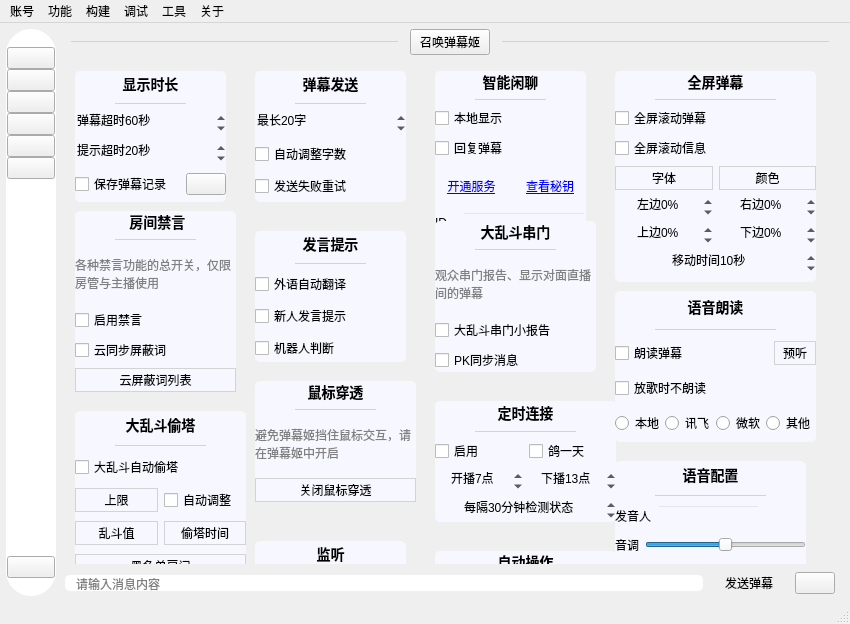
First picture: the form in mainwindow/mainwindow.ui, repository iwxyi/Bilibili-MagicalDanmaku, before the edit.
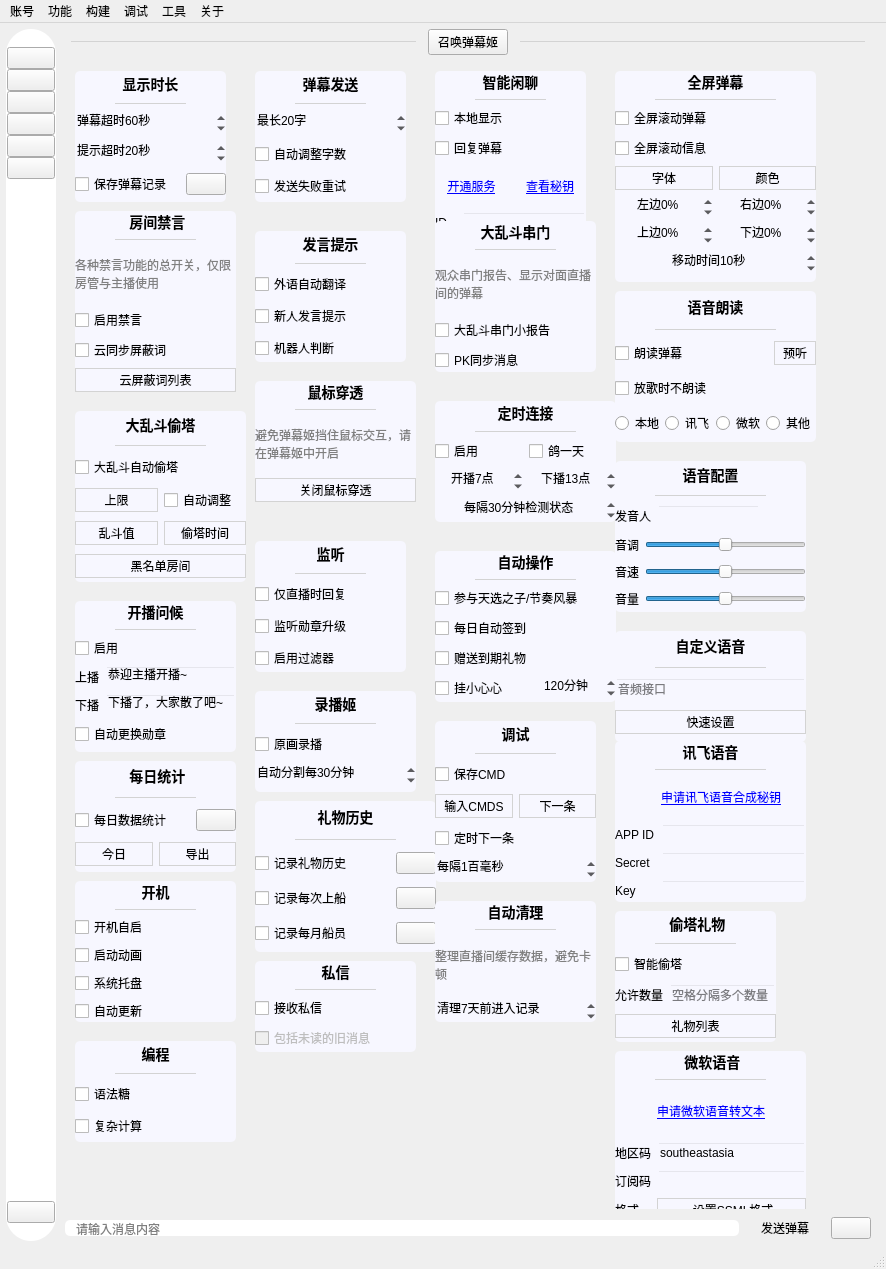
Second picture: the form after the edit. Icons and pictures are not drawn. Custom widgets are drawn as their Qt base class.

Commit message: 添加两个计算器

The edit to the form file:
```diff
--- a/mainwindow/mainwindow.ui
+++ b/mainwindow/mainwindow.ui
@@ -6,8 +6,8 @@
    <rect>
     <x>0</x>
     <y>0</y>
-    <width>850</width>
-    <height>624</height>
+    <width>886</width>
+    <height>1269</height>
    </rect>
   </property>
   <property name="windowTitle">
@@ -1561,8 +1561,8 @@
             <rect>
              <x>0</x>
              <y>0</y>
-             <width>770</width>
-             <height>504</height>
+             <width>806</width>
+             <height>1149</height>
             </rect>
            </property>
            <property name="styleSheet">
@@ -5548,7 +5548,7 @@
               <x>10</x>
               <y>980</y>
               <width>161</width>
-              <height>71</height>
+              <height>101</height>
              </rect>
             </property>
             <property name="styleSheet">
@@ -5622,6 +5622,25 @@
                </property>
               </widget>
              </item>
+             <item>
+              <widget class="CheckBox1" name="complexCalcCheck">
+               <property name="cursor">
+                <cursorShape>PointingHandCursor</cursorShape>
+               </property>
+               <property name="toolTip">
+                <string>在表达式 %[...]% 中，允许使用更加复杂的计算方式。
+但无法保证稳定性，可能导致程序崩溃。
+最终结果同样将会变成整数，四舍五入。
+例如：
+1+2+3+4
+1+(2*3/4)
+1+log(2)*sin(3)/cos(4)</string>
+               </property>
+               <property name="text">
+                <string>复杂计算</string>
+               </property>
+              </widget>
+             </item>
             </layout>
            </widget>
           </widget>
@@ -8684,7 +8703,7 @@
     <rect>
      <x>0</x>
      <y>0</y>
-     <width>850</width>
+     <width>886</width>
      <height>23</height>
     </rect>
    </property>
```
The commit also changes 10 other files.
